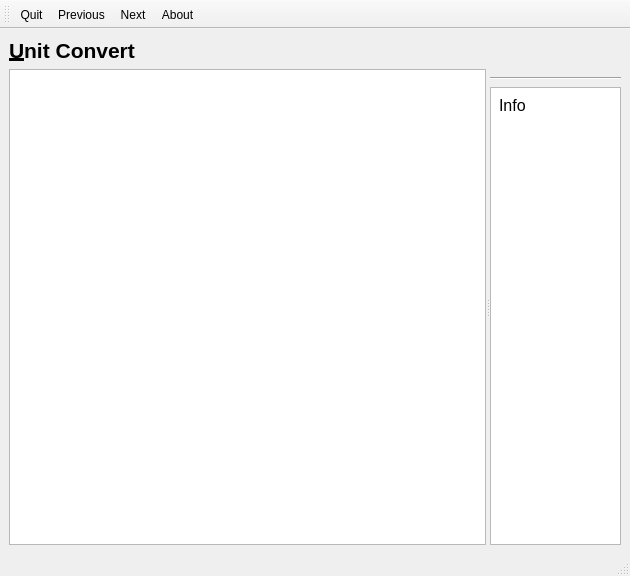
Qt form ui/mainwindow.ui (simaxw/unit-convert) before a commit.
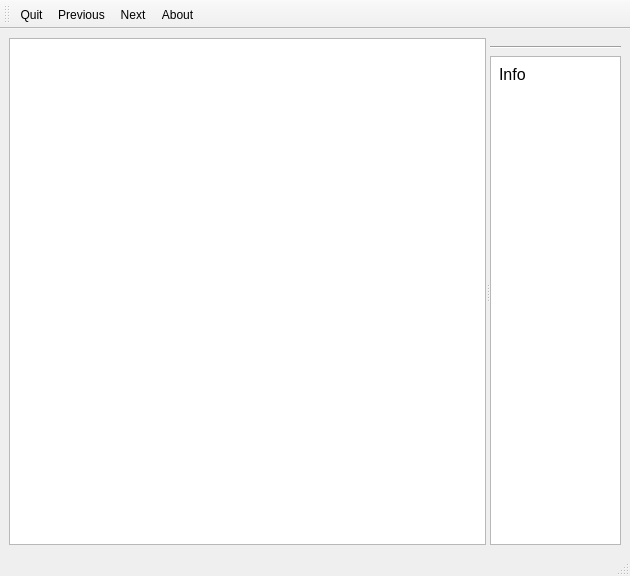
The same form after that commit. Icons and pictures are not drawn.

What changed in the file:
```diff
--- a/ui/mainwindow.ui
+++ b/ui/mainwindow.ui
@@ -20,19 +20,6 @@
   </property>
   <widget class="QWidget" name="widgetContents">
    <layout class="QVBoxLayout" name="verticalLayout_2">
-    <item>
-     <widget class="QLabel" name="lblUnitGroups">
-      <property name="styleSheet">
-       <string notr="true">font-size: 16pt; font-weight: bold;</string>
-      </property>
-      <property name="text">
-       <string>&amp;Unit Convert</string>
-      </property>
-      <property name="buddy">
-       <cstring>lstUnitGroups</cstring>
-      </property>
-     </widget>
-    </item>
     <item>
      <widget class="QSplitter" name="splitter">
       <property name="sizePolicy">
@@ -88,7 +75,7 @@
              <x>0</x>
              <y>0</y>
              <width>148</width>
-             <height>444</height>
+             <height>475</height>
             </rect>
            </property>
            <layout class="QVBoxLayout" name="verticalLayout">
```
